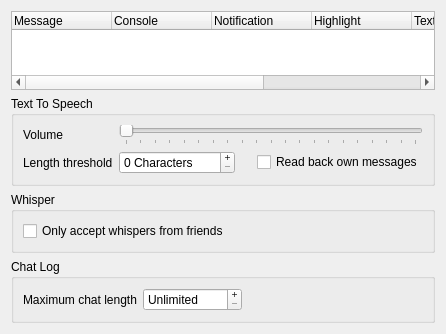
The window that src/mumble/Log.ui (mumble-voip/mumble) describes before a commit, drawn with Qt 5.
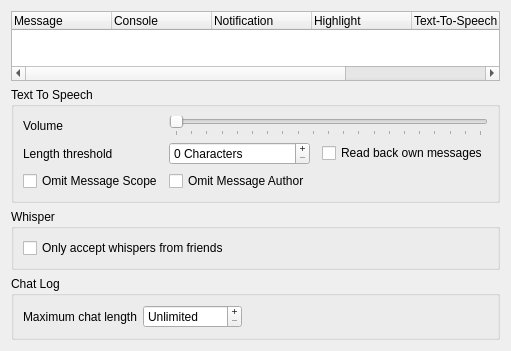
The same window after the commit.

Commit message:
Add option to omit scope in TTS messages
Normally when a user sends a message to the log, the TTS engine will play
"<scope> <username> <message>". This patch adds two buttons in settings
to allow to the user to remove scope and username from being sent to
the TTS engine.

v2: Refactor to avoid string parsing
v3: Rename variables and setting string
v4: Cleaned up Log.ui
v5: Implement code review suggestions

Diff of the .ui file:
```diff
--- a/src/mumble/Log.ui
+++ b/src/mumble/Log.ui
@@ -154,6 +154,26 @@
         </property>
        </widget>
       </item>
+      <item row="2" column="0">
+       <widget class="QCheckBox" name="qcbNoScope">
+        <property name="toolTip">
+         <string>If enabled, TTS will not dictate the message scope.</string>
+        </property>
+        <property name="text">
+         <string>Omit Message Scope</string>
+        </property>
+       </widget>
+      </item>
+      <item row="2" column="1">
+       <widget class="QCheckBox" name="qcbNoAuthor">
+        <property name="toolTip">
+         <string>If enabled, TTS will not dictate the message author.</string>
+        </property>
+        <property name="text">
+         <string>Omit Message Author</string>
+        </property>
+       </widget>
+      </item>
      </layout>
     </widget>
    </item>
```
The commit also changes 5 other files.
